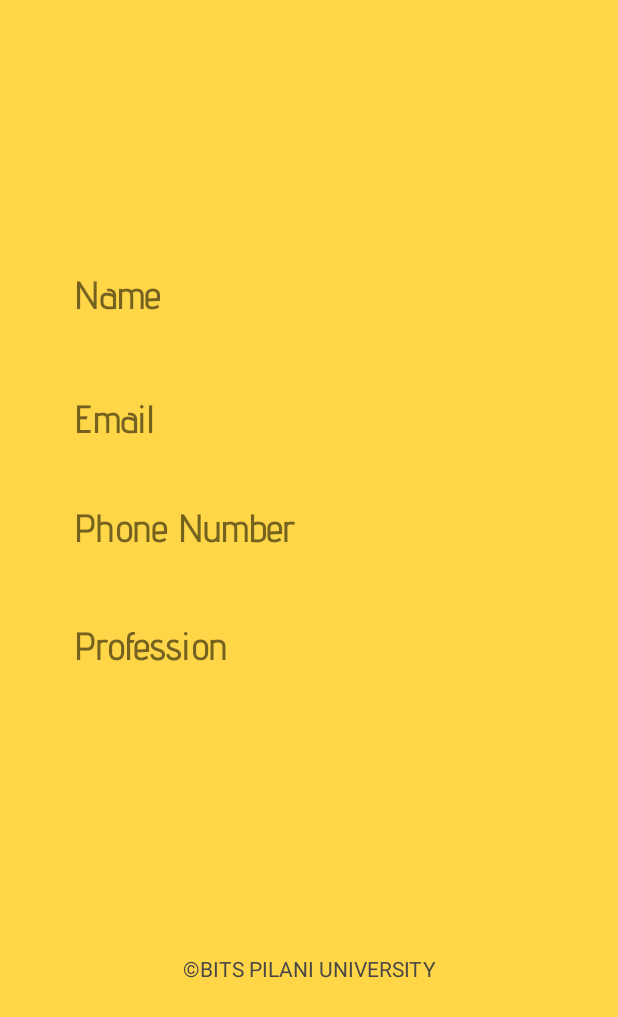
After one commit to ChiatanyaChakka/Track-Trigger, an Android app: the layout activity_profile.xml on its own in the app's theme, with its tools: preview values and no code run, on a phone screen of 412 x 824 dp. The commit adds this screen. Shown: the top 1017 px of the screen. Run offline under Robolectric (Android 15) with nearby library versions, the phone set to English and light mode, and no system bars.

Commit message:
Ending Commits

```diff
--- a/app/build.gradle
+++ b/app/build.gradle
@@ -30,7 +30,7 @@ android {
 }
 
 dependencies {
-    implementation 'com.google.android.material:material:1.2.0-alpha02'
+    implementation 'com.google.android.material:material:1.3.0-alpha04'
     implementation 'androidx.appcompat:appcompat:1.2.0'
     implementation 'com.google.android.material:material:1.2.1'
     implementation 'androidx.constraintlayout:constraintlayout:2.0.4'
@@ -46,10 +46,10 @@ dependencies {
     implementation files('libs\\activation.jar')
     implementation files('libs\\additionnal.jar')
     implementation files('libs\\mail.jar')
+    implementation 'com.squareup.picasso:picasso:2.71828'
     implementation 'com.google.firebase:firebase-storage:19.2.0'
-    implementation 'com.squareup.picasso:picasso:2.71828'
     testImplementation 'junit:junit:4.13.1'
     androidTestImplementation 'androidx.test.ext:junit:1.1.2'
     androidTestImplementation 'androidx.test.espresso:espresso-core:3.3.0'
-    implementation 'de.hdodenhof:circleimageview:2.2.0'
+    implementation 'de.hdodenhof:circleimageview:3.1.0'
 }
--- a/app/src/main/AndroidManifest.xml
+++ b/app/src/main/AndroidManifest.xml
@@ -16,7 +16,8 @@
         android:roundIcon="@mipmap/ic_launcher"
         android:supportsRtl="true"
         android:theme="@style/Theme.MaterialComponents.DayNight.DarkActionBar">
-        <activity android:name=".newApplicanceActivity"></activity>
+        <activity android:name=".ProfileActivity"></activity>
+        <activity android:name=".newApplicanceActivity" />
         <activity android:name=".Appliances" />
         <activity android:name=".TriggerActivity" />
         <activity android:name=".NewEventSetter" />
--- a/app/src/main/java/com/example/loginpage/Groceries.java
+++ b/app/src/main/java/com/example/loginpage/Groceries.java
@@ -108,6 +108,10 @@ public class Groceries extends AppCompatActivity {
                     Toast.makeText(getApplicationContext(),"Signing out...", Toast.LENGTH_SHORT).show();
                     Intent intent = new Intent(getApplicationContext(),MainActivity.class);
                     startActivity(intent);
+                    finish();
+                }else if (id == R.id.profile){
+                    Intent profile = new Intent(getApplicationContext(), ProfileActivity.class);
+                    startActivity(profile);
                     finish();
                 }
                 return true;
--- a/app/src/main/java/com/example/loginpage/TriggerActivity.java
+++ b/app/src/main/java/com/example/loginpage/TriggerActivity.java
@@ -83,6 +83,10 @@ public class TriggerActivity extends AppCompatActivity {
                     Toast.makeText(getApplicationContext(),"Signing out...", Toast.LENGTH_SHORT).show();
                     Intent intent = new Intent(getApplicationContext(),MainActivity.class);
                     startActivity(intent);
+                    finish();
+                }else if (id == R.id.profile){
+                    Intent profile = new Intent(getApplicationContext(), ProfileActivity.class);
+                    startActivity(profile);
                     finish();
                 }
                 return true;
--- a/app/src/main/res/layout/activity_custom.xml
+++ b/app/src/main/res/layout/activity_custom.xml
@@ -39,7 +39,7 @@
         </ListView>
 
         <com.google.android.material.floatingactionbutton.FloatingActionButton
-            android:id="@+id/addnewcustcat"
+            android:id="@+id/addNewCustomItem"
             android:layout_width="wrap_content"
             android:layout_height="wrap_content"
             android:layout_alignParentEnd="true"
--- /dev/null
+++ b/app/src/main/res/layout/activity_profile.xml
@@ -0,0 +1,150 @@
+<?xml version="1.0" encoding="utf-8"?>
+<androidx.drawerlayout.widget.DrawerLayout xmlns:android="http://schemas.android.com/apk/res/android"
+    xmlns:app="http://schemas.android.com/apk/res-auto"
+    xmlns:tools="http://schemas.android.com/tools"
+    android:layout_width="match_parent"
+    android:layout_height="match_parent"
+    android:id="@+id/ProfileDrawer"
+    android:background="#FFD647"
+    tools:context=".ProfileActivity">
+
+    <androidx.constraintlayout.widget.ConstraintLayout
+        android:layout_width="match_parent"
+        android:layout_height="match_parent">
+
+        <TextView
+            android:id="@+id/textView12"
+            android:layout_width="wrap_content"
+            android:layout_height="wrap_content"
+            android:layout_marginStart="49dp"
+            android:layout_marginLeft="49dp"
+            android:fontFamily="@font/advent_pro"
+            android:text="Profession"
+            android:textSize="25dp"
+            android:textStyle="bold"
+            app:layout_constraintBaseline_toBaselineOf="@+id/ProfileProfession"
+            app:layout_constraintStart_toStartOf="parent" />
+
+        <TextView
+            android:id="@+id/textView13"
+            android:layout_width="wrap_content"
+            android:layout_height="wrap_content"
+            android:layout_marginStart="49dp"
+            android:layout_marginLeft="49dp"
+            android:fontFamily="@font/advent_pro"
+            android:text="Phone Number"
+            android:textSize="25dp"
+            android:textStyle="bold"
+            app:layout_constraintBaseline_toBaselineOf="@+id/ProfileNumber"
+            app:layout_constraintStart_toStartOf="parent" />
+
+        <TextView
+            android:id="@+id/textView14"
+            android:layout_width="wrap_content"
+            android:layout_height="wrap_content"
+            android:layout_marginStart="49dp"
+            android:layout_marginLeft="49dp"
+            android:layout_marginEnd="50dp"
+            android:layout_marginRight="50dp"
+            android:layout_marginBottom="42dp"
+            android:fontFamily="@font/advent_pro"
+            android:text="Email"
+            android:textSize="25dp"
+            android:textStyle="bold"
+            app:layout_constraintBottom_toTopOf="@+id/textView13"
+            app:layout_constraintEnd_toEndOf="@+id/textView12"
+            app:layout_constraintStart_toStartOf="parent" />
+
+        <TextView
+            android:id="@+id/textView15"
+            android:layout_width="wrap_content"
+            android:layout_height="wrap_content"
+            android:layout_marginStart="49dp"
+            android:layout_marginLeft="49dp"
+            android:layout_marginBottom="52dp"
+            android:fontFamily="@font/advent_pro"
+            android:text="Name"
+            android:textSize="25dp"
+            android:textStyle="bold"
+            app:layout_constraintBottom_toTopOf="@+id/textView14"
+            app:layout_constraintStart_toStartOf="parent" />
+
+        <TextView
+            android:id="@+id/ProfileName"
+            android:layout_width="wrap_content"
+            android:layout_height="wrap_content"
+            android:layout_marginBottom="52dp"
+            android:fontFamily="@font/advent_pro"
+            android:textSize="25dp"
+            android:textStyle="bold"
+            app:layout_constraintBottom_toTopOf="@+id/ProfileEmail"
+            app:layout_constraintStart_toStartOf="@+id/ProfileEmail" />
+
+        <TextView
+            android:id="@+id/ProfileEmail"
+            android:layout_width="wrap_content"
+            android:layout_height="wrap_content"
+            android:layout_marginTop="264dp"
+            android:fontFamily="@font/advent_pro"
+            android:textSize="25dp"
+            android:textStyle="bold"
+            app:layout_constraintStart_toStartOf="@+id/ProfileNumber"
+            app:layout_constraintTop_toTopOf="parent" />
+
+        <TextView
+            android:id="@+id/ProfileNumber"
+            android:layout_width="wrap_content"
+            android:layout_height="wrap_content"
+            android:layout_marginStart="29dp"
+            android:layout_marginLeft="29dp"
+            android:layout_marginTop="42dp"
+            android:fontFamily="@font/advent_pro"
+            android:textSize="25dp"
+            android:textStyle="bold"
+            app:layout_constraintStart_toEndOf="@+id/textView13"
+            app:layout_constraintTop_toBottomOf="@+id/ProfileEmail" />
+
+        <TextView
+            android:id="@+id/ProfileProfession"
+            android:layout_width="wrap_content"
+            android:layout_height="wrap_content"
+            android:layout_marginTop="48dp"
+            android:fontFamily="@font/advent_pro"
+            android:textSize="25dp"
+            android:textStyle="bold"
+            app:layout_constraintStart_toStartOf="@+id/ProfileNumber"
+            app:layout_constraintTop_toBottomOf="@+id/ProfileNumber" />
+
+        <TextView
+            android:id="@+id/textView"
+            android:layout_width="wrap_content"
+            android:layout_height="wrap_content"
+            android:layout_marginStart="112dp"
+            android:layout_marginLeft="112dp"
+            android:layout_marginTop="563dp"
+            android:layout_marginEnd="112dp"
+            android:layout_marginRight="112dp"
+            android:layout_marginBottom="96dp"
+            android:text="@string/copyright"
+            android:textColor="#494646"
+            app:layout_constraintBottom_toBottomOf="parent"
+            app:layout_constraintEnd_toEndOf="parent"
+            app:layout_constraintStart_toStartOf="parent"
+            app:layout_constraintTop_toTopOf="parent" />
+
+    </androidx.constraintlayout.widget.ConstraintLayout>
+
+    <com.google.android.material.navigation.NavigationView
+        android:id="@+id/lisofitems"
+        app:headerLayout="@layout/header_for_drawer"
+        android:layout_width="wrap_content"
+        android:layout_height="match_parent"
+        android:background="@color/white"
+        app:itemTextColor="#262626"
+        app:itemIconTint="#262626"
+        app:menu="@menu/drawer_menu"
+        android:layout_gravity = "start">
+
+    </com.google.android.material.navigation.NavigationView>
+
+</androidx.drawerlayout.widget.DrawerLayout>
```
Also changed, not shown: app/src/main/java/com/example/loginpage/Appliances.java (+58 -6 lines), app/src/main/java/com/example/loginpage/CustomActivity.java (+10 -5 lines), app/src/main/java/com/example/loginpage/DashBoard.java (+13 -1 lines), app/src/main/java/com/example/loginpage/MainActivity.java (+11 -3 lines), app/src/main/java/com/example/loginpage/ProfessionActivity.java (+5 -2 lines), app/src/main/java/com/example/loginpage/ProfileActivity.java (added, +117 -0 lines), app/src/main/java/com/example/loginpage/otpverification.java (+18 -12 lines), app/src/main/res/layout/activity_appliances.xml (+23 -10 lines).
